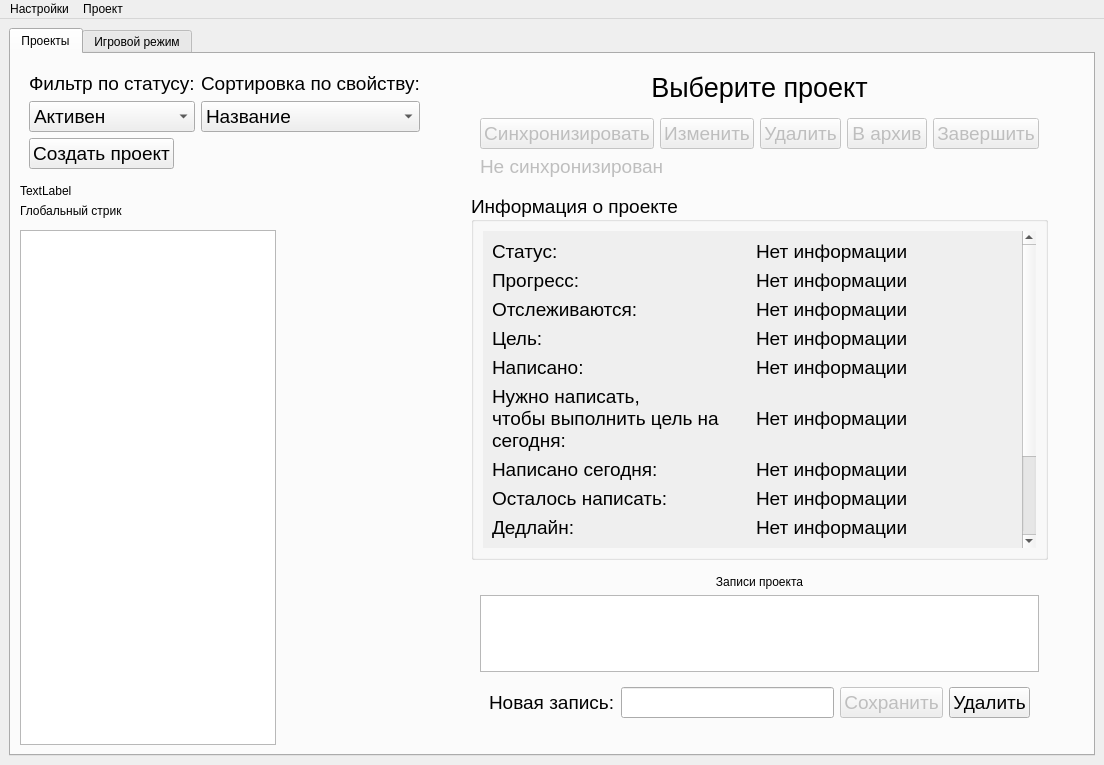
Qt form UI template/main_window.ui (nevskyforever/nfprogress) before a commit.
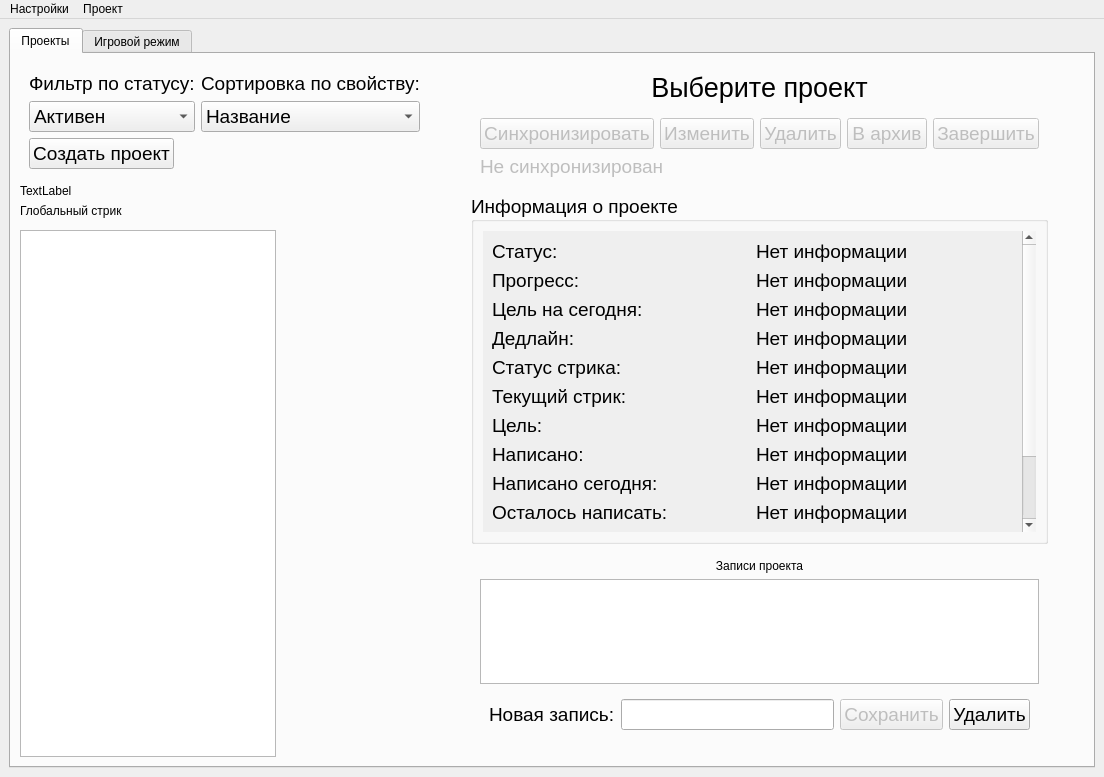
The same form after that commit.

Commit message: Изменено расположение элементов в информации о проекте.

```diff
--- a/UI template/main_window.ui
+++ b/UI template/main_window.ui
@@ -7,7 +7,7 @@
     <x>0</x>
     <y>0</y>
     <width>1104</width>
-    <height>765</height>
+    <height>777</height>
    </rect>
   </property>
   <property name="font">
@@ -395,59 +395,55 @@
                    <x>0</x>
                    <y>0</y>
                    <width>556</width>
-                   <height>344</height>
+                   <height>328</height>
                   </rect>
                  </property>
                  <layout class="QGridLayout" name="gridLayout_28">
-                  <item row="0" column="1">
-                   <widget class="QLabel" name="status">
+                  <item row="16" column="0">
+                   <widget class="QLabel" name="label_today_added">
                     <property name="text">
-                     <string>Нет информации</string>
+                     <string>Написано сегодня:</string>
                     </property>
                    </widget>
                   </item>
-                  <item row="7" column="1">
-                   <widget class="QLabel" name="need">
-                    <property name="text">
-                     <string>Нет информации</string>
-                    </property>
-                   </widget>
-                  </item>
-                  <item row="1" column="1">
-                   <widget class="QLabel" name="progress">
-                    <property name="text">
-                     <string>Нет информации</string>
-                    </property>
-                   </widget>
-                  </item>
-                  <item row="8" column="0">
-                   <widget class="QLabel" name="label_deadline">
-                    <property name="text">
-                     <string>Дедлайн:</string>
-                    </property>
-                   </widget>
-                  </item>
-                  <item row="4" column="1">
-                   <widget class="QLabel" name="total">
-                    <property name="text">
-                     <string>Нет информации</string>
-                    </property>
-                   </widget>
-                  </item>
-                  <item row="3" column="1">
-                   <widget class="QLabel" name="goal">
-                    <property name="text">
-                     <string>Нет информации</string>
-                    </property>
-                   </widget>
-                  </item>
-                  <item row="11" column="0">
+                  <item row="21" column="0">
                    <widget class="QLabel" name="label_max_streak">
                     <property name="text">
                      <string>Максимальный стрик: </string>
                     </property>
                    </widget>
                   </item>
+                  <item row="2" column="0">
+                   <widget class="QLabel" name="label_today_goal">
+                    <property name="text">
+                     <string>&lt;html&gt;&lt;head/&gt;&lt;body&gt;&lt;p&gt;Цель на сегодня:&lt;/p&gt;&lt;/body&gt;&lt;/html&gt;</string>
+                    </property>
+                    <property name="wordWrap">
+                     <bool>true</bool>
+                    </property>
+                   </widget>
+                  </item>
+                  <item row="18" column="0">
+                   <widget class="QLabel" name="unit_label">
+                    <property name="text">
+                     <string>Отслеживаются:</string>
+                    </property>
+                   </widget>
+                  </item>
+                  <item row="3" column="1">
+                   <widget class="QLabel" name="deadline">
+                    <property name="text">
+                     <string>Нет информации</string>
+                    </property>
+                   </widget>
+                  </item>
+                  <item row="3" column="0">
+                   <widget class="QLabel" name="label_deadline">
+                    <property name="text">
+                     <string>Дедлайн:</string>
+                    </property>
+                   </widget>
+                  </item>
                   <item row="0" column="0">
                    <widget class="QLabel" name="label_status">
                     <property name="text">
@@ -455,141 +451,145 @@
                     </property>
                    </widget>
                   </item>
-                  <item row="6" column="0">
-                   <widget class="QLabel" name="label_today_added">
-                    <property name="text">
-                     <string>Написано сегодня:</string>
-                    </property>
-                   </widget>
-                  </item>
-                  <item row="8" column="1">
-                   <widget class="QLabel" name="deadline">
+                  <item row="2" column="1">
+                   <widget class="QLabel" name="today_goal">
                     <property name="text">
                      <string>Нет информации</string>
                     </property>
                    </widget>
                   </item>
                   <item row="9" column="1">
+                   <widget class="QLabel" name="total">
+                    <property name="text">
+                     <string>Нет информации</string>
+                    </property>
+                   </widget>
+                  </item>
+                  <item row="6" column="0">
+                   <widget class="QLabel" name="label_streaks">
+                    <property name="text">
+                     <string>Текущий стрик: </string>
+                    </property>
+                   </widget>
+                  </item>
+                  <item row="6" column="1">
                    <widget class="QLabel" name="streaks">
                     <property name="text">
                      <string>Нет информации</string>
                     </property>
                    </widget>
                   </item>
-                  <item row="3" column="0">
+                  <item row="10" column="1">
+                   <widget class="QLabel" name="goal">
+                    <property name="text">
+                     <string>Нет информации</string>
+                    </property>
+                   </widget>
+                  </item>
+                  <item row="22" column="1">
+                   <widget class="QLabel" name="l">
+                    <property name="text">
+                     <string>Нет информации</string>
+                    </property>
+                    <property name="wordWrap">
+                     <bool>true</bool>
+                    </property>
+                   </widget>
+                  </item>
+                  <item row="5" column="0">
+                   <widget class="QLabel" name="label_streak_status">
+                    <property name="text">
+                     <string>Cтатус стрика:</string>
+                    </property>
+                   </widget>
+                  </item>
+                  <item row="9" column="0">
                    <widget class="QLabel" name="label_goal">
                     <property name="text">
                      <string>Цель:</string>
                     </property>
                    </widget>
                   </item>
-                  <item row="7" column="0">
+                  <item row="0" column="1">
+                   <widget class="QLabel" name="status">
+                    <property name="text">
+                     <string>Нет информации</string>
+                    </property>
+                   </widget>
+                  </item>
+                  <item row="17" column="1">
+                   <widget class="QLabel" name="need">
+                    <property name="text">
+                     <string>Нет информации</string>
+                    </property>
+                   </widget>
+                  </item>
+                  <item row="22" column="0">
+                   <widget class="QLabel" name="last_note">
+                    <property name="text">
+                     <string>Последняя запись: </string>
+                    </property>
+                   </widget>
+                  </item>
+                  <item row="17" column="0">
                    <widget class="QLabel" name="label_need">
                     <property name="text">
                      <string>Осталось написать: </string>
                     </property>
                    </widget>
                   </item>
-                  <item row="6" column="1">
-                   <widget class="QLabel" name="added_today">
-                    <property name="text">
-                     <string>Нет информации</string>
-                    </property>
-                   </widget>
-                  </item>
-                  <item row="1" column="0">
-                   <widget class="QLabel" name="label_progress">
-                    <property name="text">
-                     <string>Прогресс:</string>
-                    </property>
-                   </widget>
-                  </item>
-                  <item row="11" column="1">
+                  <item row="21" column="1">
                    <widget class="QLabel" name="max_streak">
                     <property name="text">
                      <string>Нет информации</string>
                     </property>
                    </widget>
                   </item>
-                  <item row="4" column="0">
-                   <widget class="QLabel" name="label_total">
-                    <property name="text">
-                     <string>Написано:</string>
-                    </property>
-                   </widget>
-                  </item>
-                  <item row="5" column="0">
-                   <widget class="QLabel" name="label_today_goal">
-                    <property name="text">
-                     <string>&lt;html&gt;&lt;head/&gt;&lt;body&gt;&lt;p&gt;Нужно написать,&lt;br/&gt;чтобы выполнить цель на сегодня:&lt;/p&gt;&lt;/body&gt;&lt;/html&gt;</string>
-                    </property>
-                    <property name="wordWrap">
-                     <bool>true</bool>
-                    </property>
-                   </widget>
-                  </item>
-                  <item row="9" column="0">
-                   <widget class="QLabel" name="label_streaks">
-                    <property name="text">
-                     <string>Текущий стрик: </string>
-                    </property>
-                   </widget>
-                  </item>
-                  <item row="10" column="0">
-                   <widget class="QLabel" name="label_streak_status">
-                    <property name="text">
-                     <string>Cтатус стрика:</string>
-                    </property>
-                   </widget>
-                  </item>
-                  <item row="12" column="1">
-                   <widget class="QLabel" name="l">
-                    <property name="text">
-                     <string>Нет информации</string>
-                    </property>
-                    <property name="wordWrap">
-                     <bool>true</bool>
-                    </property>
-                   </widget>
-                  </item>
-                  <item row="10" column="1">
-                   <widget class="QLabel" name="streak_status">
-                    <property name="text">
-                     <string>Нет информации</string>
-                    </property>
-                    <property name="wordWrap">
-                     <bool>true</bool>
-                    </property>
-                   </widget>
-                  </item>
                   <item row="5" column="1">
-                   <widget class="QLabel" name="today_goal">
+                   <widget class="QLabel" name="streak_status">
                     <property name="text">
                      <string>Нет информации</string>
                     </property>
-                   </widget>
-                  </item>
-                  <item row="12" column="0">
-                   <widget class="QLabel" name="last_note">
-                    <property name="text">
-                     <string>Последняя запись: </string>
+                    <property name="wordWrap">
+                     <bool>true</bool>
                     </property>
                    </widget>
                   </item>
-                  <item row="2" column="0">
-                   <widget class="QLabel" name="unit_label">
-                    <property name="text">
-                     <string>Отслеживаются:</string>
-                    </property>
-                   </widget>
-                  </item>
-                  <item row="2" column="1">
+                  <item row="18" column="1">
                    <widget class="QLabel" name="unit">
                     <property name="text">
                      <string>Нет информации</string>
                     </property>
                    </widget>
                   </item>
+                  <item row="16" column="1">
+                   <widget class="QLabel" name="added_today">
+                    <property name="text">
+                     <string>Нет информации</string>
+                    </property>
+                   </widget>
+                  </item>
+                  <item row="10" column="0">
+                   <widget class="QLabel" name="label_total">
+                    <property name="text">
+                     <string>Написано:</string>
+                    </property>
+                   </widget>
+                  </item>
+                  <item row="1" column="0">
+                   <widget class="QLabel" name="label_progress">
+                    <property name="text">
+                     <string>Прогресс:</string>
+                    </property>
+                   </widget>
+                  </item>
+                  <item row="1" column="1">
+                   <widget class="QLabel" name="progress">
+                    <property name="text">
+                     <string>Нет информации</string>
+                    </property>
+                   </widget>
+                  </item>
                  </layout>
                 </widget>
                </widget>
```
Left out of the diff: 16 changed lines with no effect on the pictures. The commit also changes 1 other file.
